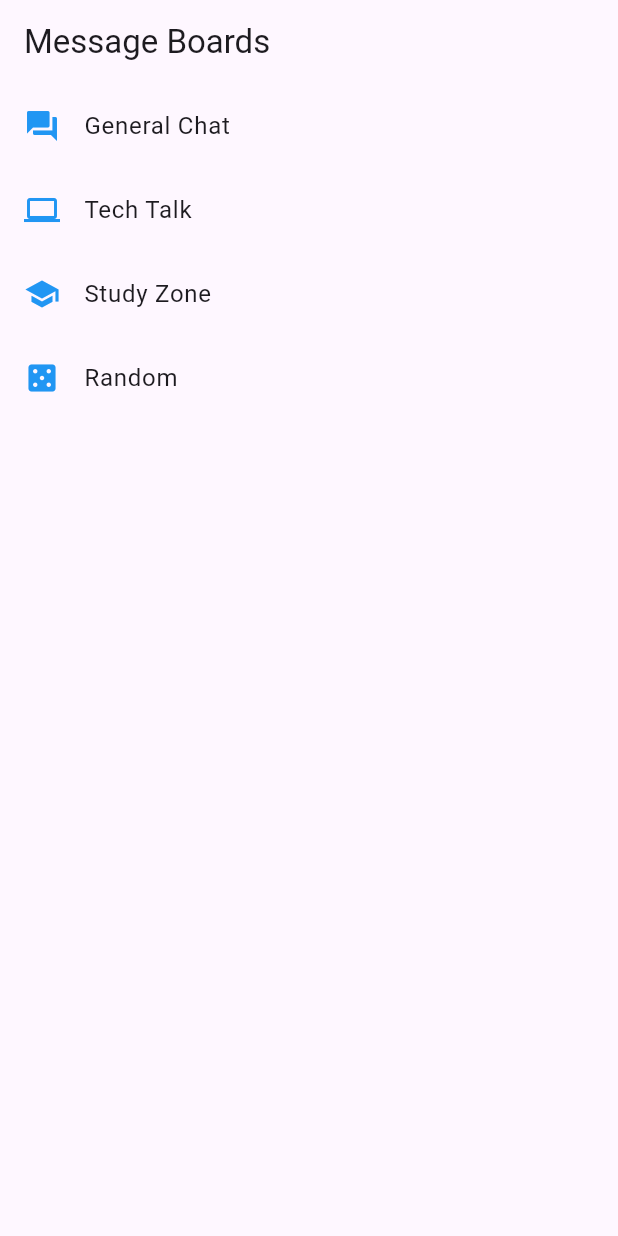
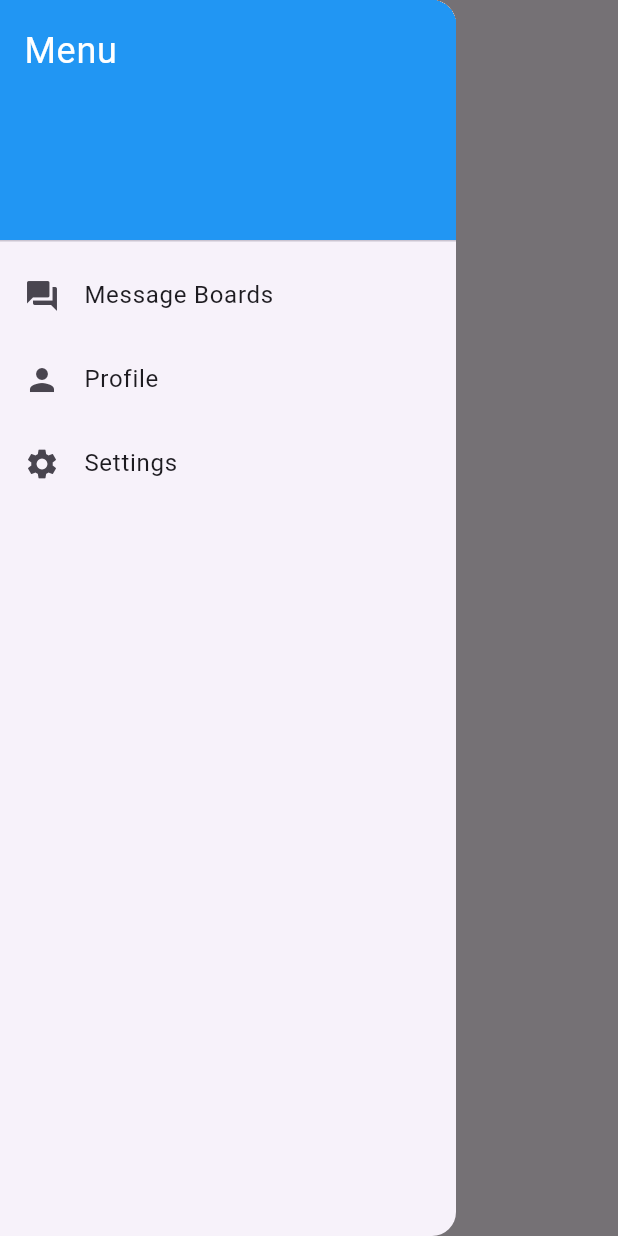
Before and after one commit to anguyen221/message_board_app, a Flutter app: the HomeScreen screen opened directly, with the side drawer open (before the commit the screen has no drawer), on a phone screen of 412 x 824 dp. Run offline on Flutter 3.47's test engine with Material 3 defaults, Android fonts, the phone set to English and light mode, and no system bars; our stand-ins replace cloud_firestore, firebase_auth, firebase_core; accounts and stored records are empty.

Commit message:
Added drawer and navigation with profile and settings

```diff
--- a/lib/screens/home_screen.dart
+++ b/lib/screens/home_screen.dart
@@ -1,4 +1,8 @@
+// ignore_for_file: use_build_context_synchronously
+
+import 'package:firebase_auth/firebase_auth.dart';
 import 'package:flutter/material.dart';
+import 'login_screen.dart';
 
 class HomeScreen extends StatelessWidget {
   const HomeScreen({super.key});
@@ -10,10 +14,60 @@ class HomeScreen extends StatelessWidget {
     {'name': 'Random', 'icon': Icons.casino},
   ];
 
+  void _logout(BuildContext context) async {
+    await FirebaseAuth.instance.signOut();
+    Navigator.pushAndRemoveUntil(
+      context,
+      MaterialPageRoute(builder: (_) => const LoginScreen()),
+      (route) => false,
+    );
+  }
+
   @override
   Widget build(BuildContext context) {
     return Scaffold(
       appBar: AppBar(title: const Text('Message Boards')),
+      drawer: Drawer(
+        child: ListView(
+          padding: EdgeInsets.zero,
+          children: [
+            const DrawerHeader(
+              decoration: BoxDecoration(
+                color: Colors.blue,
+              ),
+              child: Text(
+                'Menu',
+                style: TextStyle(
+                  color: Colors.white,
+                  fontSize: 24,
+                ),
+              ),
+            ),
+            ListTile(
+              leading: const Icon(Icons.forum),
+              title: const Text('Message Boards'),
+              onTap: () {
+                Navigator.pop(context);
+              },
+            ),
+            ListTile(
+              leading: const Icon(Icons.person),
+              title: const Text('Profile'),
+              onTap: () {
+                Navigator.pop(context);
+              },
+            ),
+            ListTile(
+              leading: const Icon(Icons.settings),
+              title: const Text('Settings'),
+              onTap: () {
+                _logout(context);
+                Navigator.pop(context);
+              },
+            ),
+          ],
+        ),
+      ),
       body: ListView.builder(
         itemCount: messageBoards.length,
         itemBuilder: (context, index) {
```
